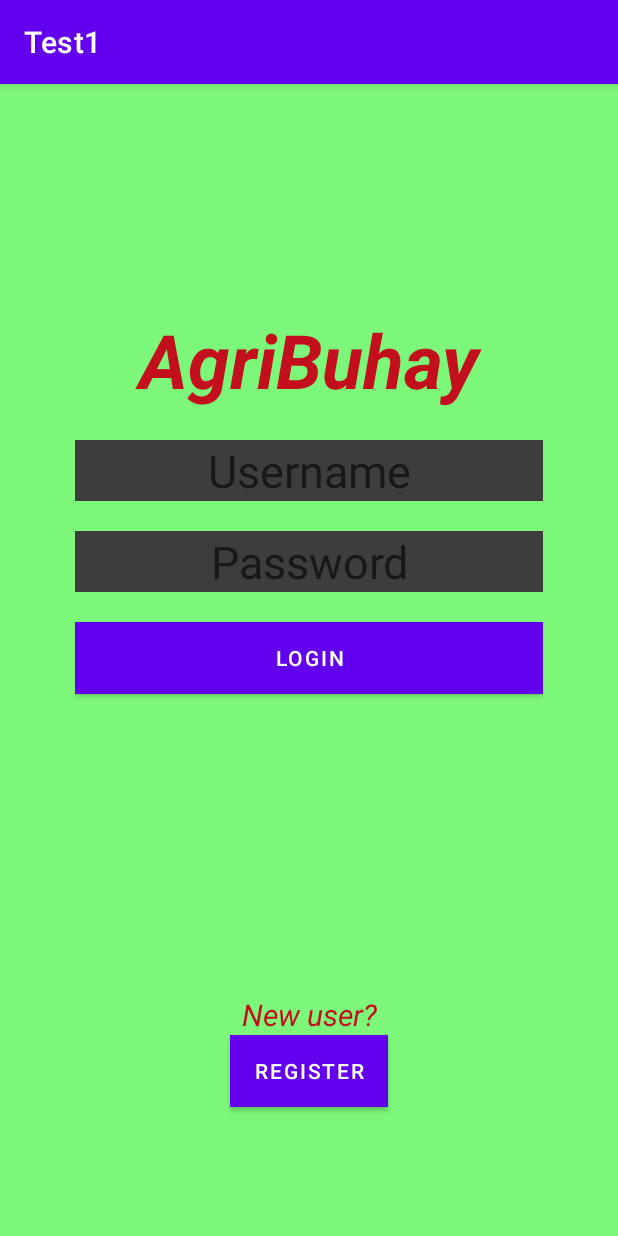
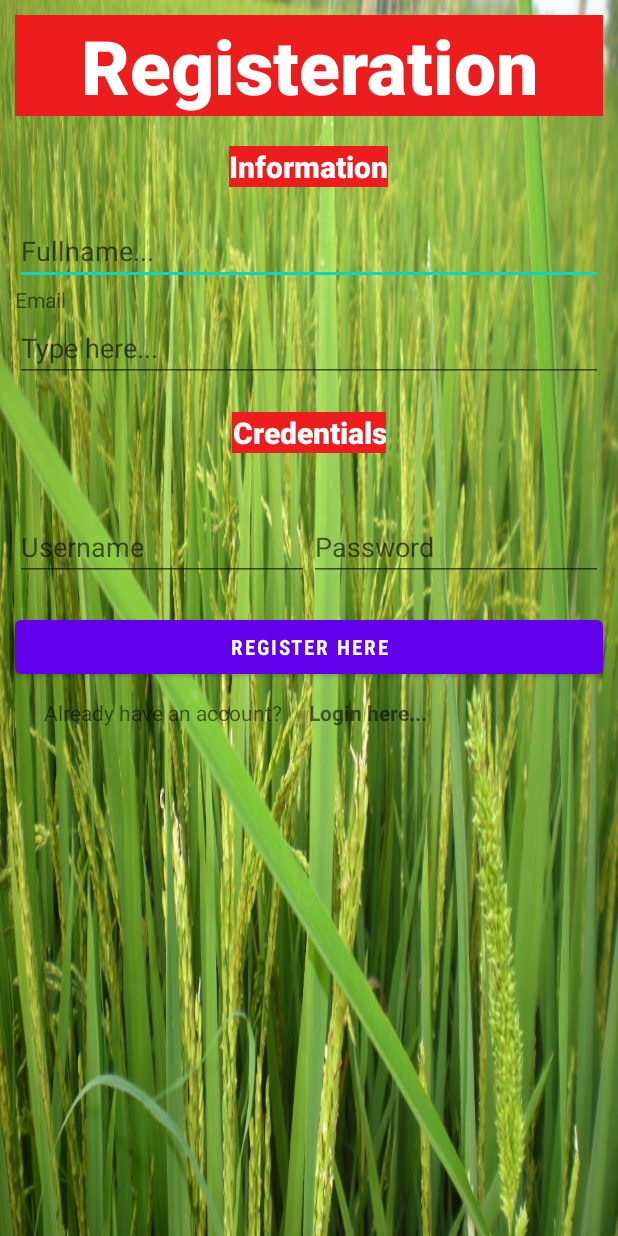
Before and after one commit to HCDC-KMCD/AgriBuhay-Software, an Android app: the screen it shows after launch (MainActivity), on a phone screen of 412 x 824 dp. Run offline under Robolectric (Android 15) with nearby library versions, the phone set to English and light mode, and no system bars; our stand-ins replace Firebase (no records; nobody signed in at launch, a user with empty details on screens opened directly).

```diff
--- /dev/null
+++ b/app/src/main/java/com/example/test2/DBReg.java
@@ -0,0 +1,20 @@
+package com.example.test2;
+
+import com.google.android.gms.tasks.Task;
+import com.google.firebase.database.DatabaseReference;
+import com.google.firebase.database.FirebaseDatabase;
+
+public class DBReg {
+
+    private DatabaseReference databaseReference;
+
+    public DBReg() {
+        FirebaseDatabase db = FirebaseDatabase.getInstance();
+        databaseReference = db.getReference(Registration.class.getSimpleName());
+    }
+
+    public Task<Void> add(Registration reg){
+
+        return databaseReference.push().setValue(reg);
+    }
+}
--- /dev/null
+++ b/app/src/main/java/com/example/test2/MainActivity.java
@@ -0,0 +1,51 @@
+package com.example.test2;
+
+import androidx.appcompat.app.AppCompatActivity;
+
+import android.os.Bundle;
+import android.widget.Button;
+import android.widget.EditText;
+import android.widget.Toast;
+
+public class MainActivity extends AppCompatActivity {
+
+
+    EditText name, email, user, pass;
+    Button btn;
+
+    @Override
+    protected void onCreate(Bundle savedInstanceState) {
+        super.onCreate(savedInstanceState);
+        setContentView(R.layout.activity_main);
+
+        user = findViewById(R.id.txtName);
+        pass = findViewById(R.id.txtPass);
+        name = findViewById(R.id.txtName);
+//        phone = findViewById(R.id.txtContact);
+        email = findViewById(R.id.txtEmail);
+
+        btn = findViewById(R.id.btnRegister);
+
+        DBReg dbReg = new DBReg();
+
+        btn.setOnClickListener(v->{
+            Registration reg = new Registration();
+
+//            long phoneNum = Integer.parseInt(phone.getText().toString());
+
+            reg.setFullname(name.getText().toString());
+            reg.setEmail(email.getText().toString());
+
+//            reg.setPhone(phoneNum);
+
+            reg.setUsername(user.getText().toString());
+            reg.setPassword(pass.getText().toString());
+
+            dbReg.add(reg).addOnSuccessListener(suc->{
+                Toast.makeText(this, "Record is inserted", Toast.LENGTH_SHORT).show();
+            }).addOnFailureListener(er->{
+                Toast.makeText(this, ""+er.getMessage(), Toast.LENGTH_SHORT).show();
+            });
+        });
+    }
+}
--- a/app/src/main/res/layout/activity_main.xml
+++ b/app/src/main/res/layout/activity_main.xml
@@ -2,85 +2,171 @@
 <RelativeLayout xmlns:android="http://schemas.android.com/apk/res/android"
     xmlns:app="http://schemas.android.com/apk/res-auto"
     xmlns:tools="http://schemas.android.com/tools"
-    android:background="@color/tempBackground"
+    android:padding="10dp"
+    android:background="@drawable/background"
     android:layout_width="match_parent"
     android:layout_height="match_parent"
-    android:padding="50dp"
     tools:context=".MainActivity">
 
     <TextView
-        android:id="@+id/txtTitle"
+        android:id="@+id/barReg"
         android:layout_width="match_parent"
         android:layout_height="wrap_content"
-        android:layout_marginTop="100dp"
+        android:background="#ED1D1D"
+        android:fontFamily="sans-serif-medium"
+        android:textStyle="bold"
+        android:textColor="@color/white"
+        android:text="Registeration"
+        android:textSize="50dp"
+        android:textAlignment="center"/>
+
+    <TextView
+        android:id="@+id/info"
+        android:layout_width="wrap_content"
+        android:layout_height="wrap_content"
+        android:background="#ED1D1D"
+        android:fontFamily="sans-serif-medium"
+        android:textStyle="bold"
+        android:textColor="@color/white"
+        android:text="Information"
+        android:textSize="20dp"
+        android:textAlignment="center"
         android:layout_centerHorizontal="true"
-        android:textAlignment="center"
-        android:text="AgriBuhay"
-        android:textColor="@color/AgriBuhay"
-        android:textSize="50sp"
-        android:textStyle="bold|italic" />
-    <TextView
-        android:id="@+id/txtNewUser"
+        android:layout_below="@+id/barReg"
+        android:layout_marginTop="20dp"/>
+
+    <EditText
+        android:id="@+id/txtName"
         android:layout_width="match_parent"
         android:layout_height="wrap_content"
         android:layout_centerHorizontal="true"
-        android:textAlignment="center"
-        android:text="New user?"
-        android:textColor="@color/AgriBuhay"
-        android:textSize="20sp"
-        android:textStyle="italic"
-        android:layout_below="@+id/Login"
-        android:layout_marginTop="200sp"
+        android:layout_below="@+id/info"
+        android:inputType="text"
+        android:hint="Fullname..."
+        android:layout_marginTop="20dp"
         />
 
-    <Button
+    <LinearLayout
+        android:id="@+id/layout1"
+        android:layout_width="match_parent"
+        android:layout_height="wrap_content"
+        android:orientation="horizontal"
+        android:layout_below="@+id/txtName">
+
+<!--        <TextView-->
+<!--            android:layout_width="match_parent"-->
+<!--            android:layout_height="wrap_content"-->
+<!--            android:text="Phone: "-->
+<!--            android:layout_weight="2"/>-->
+
+        <TextView
+            android:layout_width="match_parent"
+            android:layout_height="wrap_content"
+            android:text="Email"
+            android:layout_weight="1"/>
+
+    </LinearLayout>
+
+    <LinearLayout
+        android:id="@+id/layout2"
+        android:layout_width="match_parent"
+        android:layout_height="wrap_content"
+        android:orientation="horizontal"
+        android:layout_below="@+id/layout1">
+<!--        <EditText-->
+<!--            android:id="@+id/txtContact"-->
+<!--            android:layout_width="match_parent"-->
+<!--            android:layout_height="wrap_content"-->
+<!--            android:hint="Type here..."-->
+<!--            android:layout_weight="2"/>-->
+
+        <EditText
+            android:id="@+id/txtEmail"
+            android:layout_width="match_parent"
+            android:layout_height="wrap_content"
+            android:hint="Type here..."
+            android:layout_weight="1"/>
+    </LinearLayout>
+
+    <TextView
+        android:id="@+id/credentials"
         android:layout_width="wrap_content"
         android:layout_height="wrap_content"
-        android:layout_below="@+id/txtNewUser"
+        android:background="#ED1D1D"
+        android:fontFamily="sans-serif-medium"
+        android:textStyle="bold"
+        android:textColor="@color/white"
+        android:text="Credentials"
+        android:textSize="20dp"
+        android:textAlignment="center"
         android:layout_centerHorizontal="true"
-        android:text="Register"
-        android:background="@color/cardview_light_background"
-        android:onClick="onRegistered"
-        android:id="@+id/btnReg"/>
+        android:layout_below="@+id/layout2"
+        android:layout_marginTop="20dp"/>
+
+    <LinearLayout
+        android:id="@+id/layout3"
+        android:layout_width="match_parent"
+        android:layout_height="wrap_content"
+        android:orientation="horizontal"
+        android:layout_below="@+id/credentials"
+        android:layout_marginTop="20dp">
 
         <EditText
-        android:id="@+id/username1"
+            android:id="@+id/txtUser"
             android:layout_width="match_parent"
             android:layout_height="wrap_content"
             android:layout_centerHorizontal="true"
-        android:layout_below="@+id/txtTitle"
+            android:layout_below="@+id/txtName"
             android:layout_marginTop="20dp"
-        android:textSize="30dp"
-        android:textAlignment="center"
-        android:ems="10"
-        android:inputType="textPersonName"
+            android:inputType="text"
             android:hint="Username"
-        android:background="@color/editTextColor"
-        android:textColor="@color/white"/>
+            android:layout_weight="1"/>
+
 
         <EditText
-        android:id="@+id/password1"
+            android:id="@+id/txtPass"
             android:layout_width="match_parent"
             android:layout_height="wrap_content"
             android:layout_centerHorizontal="true"
+            android:layout_below="@+id/txtName"
             android:layout_marginTop="20dp"
-        android:textSize="30dp"
+            android:inputType="text"
             android:hint="Password"
-        android:textAlignment="center"
-        android:layout_below="@id/username1"
-        android:ems="10"
-        android:inputType="textPassword"
-        android:background="@color/editTextColor"
-        android:textColor="@color/white"/>
+            android:layout_weight="1"/>
+    </LinearLayout>
 
     <Button
-        android:id="@+id/Login"
+        android:id="@+id/btnRegister"
         android:layout_width="match_parent"
         android:layout_height="wrap_content"
-        android:layout_centerHorizontal="true"
+        android:layout_below="@+id/layout3"
         android:layout_marginTop="20dp"
-        android:text="Login"
-        android:background="@color/cardview_light_background"
-        android:layout_below="@id/password1"/>
+        android:text="Register here"
+        android:textStyle="bold"
+        android:fontFamily="sans-serif-condensed"/>
+
+    <LinearLayout
+        android:layout_width="match_parent"
+        android:layout_height="wrap_content"
+        android:layout_below="@+id/btnRegister"
+        android:orientation="horizontal"
+        android:layout_marginTop="10dp"
+        android:layout_centerHorizontal="true">
+        <TextView
+            android:layout_width="match_parent"
+            android:layout_height="wrap_content"
+            android:text="Already have an account?"
+            android:layout_weight="1"
+            android:textAlignment="center"/>
+
+        <TextView
+            android:layout_width="match_parent"
+            android:layout_height="wrap_content"
+            android:text="Login here..."
+            android:textStyle="bold"
+            android:layout_weight="1"/>
+    </LinearLayout>
+
+
 
 </RelativeLayout>
--- a/app/src/main/res/values-night/themes.xml
+++ b/app/src/main/res/values-night/themes.xml
@@ -1,6 +1,6 @@
 <resources xmlns:tools="http://schemas.android.com/tools">
     <!-- Base application theme. -->
-    <style name="Theme.Test1" parent="Theme.MaterialComponents.DayNight.DarkActionBar">
+    <style name="Theme.Test2" parent="Theme.MaterialComponents.DayNight.NoActionBar">
         <!-- Primary brand color. -->
         <item name="colorPrimary">@color/purple_200</item>
         <item name="colorPrimaryVariant">@color/purple_700</item>
--- a/app/src/main/res/values/colors.xml
+++ b/app/src/main/res/values/colors.xml
@@ -7,7 +7,4 @@
     <color name="teal_700">#FF018786</color>
     <color name="black">#FF000000</color>
     <color name="white">#FFFFFFFF</color>
-    <color name="AgriBuhay">#c20e1d</color>
-    <color name="editTextColor">#3d3d3d</color>
-    <color name="tempBackground">#7df779</color>
 </resources>
--- a/app/src/main/res/values/strings.xml
+++ b/app/src/main/res/values/strings.xml
@@ -1,3 +1,3 @@
 <resources>
-    <string name="app_name">Test1</string>
+    <string name="app_name">Test2</string>
 </resources>
--- a/app/src/main/res/values/themes.xml
+++ b/app/src/main/res/values/themes.xml
@@ -1,6 +1,6 @@
 <resources xmlns:tools="http://schemas.android.com/tools">
     <!-- Base application theme. -->
-    <style name="Theme.Test1" parent="Theme.MaterialComponents.DayNight.DarkActionBar">
+    <style name="Theme.Test2" parent="Theme.MaterialComponents.DayNight.NoActionBar">
         <!-- Primary brand color. -->
         <item name="colorPrimary">@color/purple_500</item>
         <item name="colorPrimaryVariant">@color/purple_700</item>
--- a/settings.gradle
+++ b/settings.gradle
@@ -12,5 +12,5 @@ dependencyResolutionManagement {
         mavenCentral()
     }
 }
-rootProject.name = "Test1"
+rootProject.name = "Test2"
 include ':app'
```
Also changed, not shown: app/build.gradle (+9 -5 lines), app/src/main/AndroidManifest.xml (+2 -5 lines), app/src/main/java/com/example/test2/Registration.java (added, +60 -0 lines), build.gradle (+9 -0 lines), app/src/main/res/drawable-v24/background.jpg (added), gradle/wrapper/gradle-wrapper.properties, 3 other files. Lines whose indentation alone changed are shown as unchanged.
